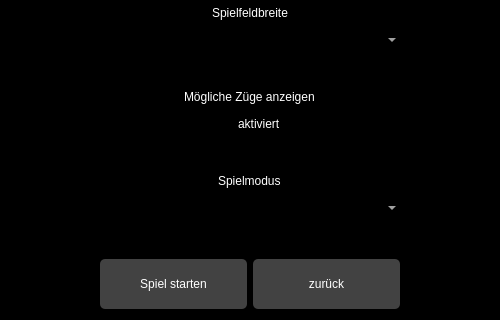
Before: the Qt Designer form pvpwidget.ui in Rhagnur/BelegReversi, drawn with Qt 5; both pictures show x 0 to 500 and y 280 to 600 of the 500 by 600 pixel window.
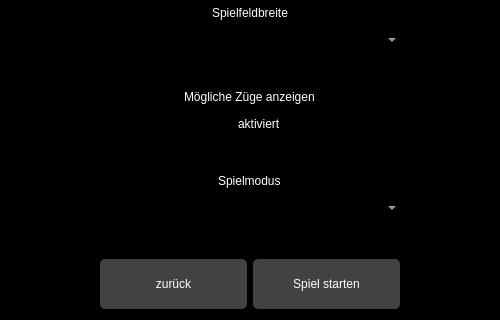
After: the same form once the commit is applied.

The edit to the form file:
```diff
--- a/pvpwidget.ui
+++ b/pvpwidget.ui
@@ -246,7 +246,7 @@
      <item>
       <layout class="QHBoxLayout" name="horizontalLayout_3">
        <item>
-        <widget class="QPushButton" name="pushButton_StartGamePvP">
+        <widget class="QPushButton" name="pushButton_BackPVP">
          <property name="styleSheet">
           <string notr="true">background-color: #424242;
 font: 75 12pt &quot;Verdana&quot;;
@@ -256,12 +256,12 @@
 border-radius: 5px;</string>
          </property>
          <property name="text">
-          <string>Spiel starten</string>
+          <string>zurück</string>
          </property>
         </widget>
        </item>
        <item>
-        <widget class="QPushButton" name="pushButton_BackPVP">
+        <widget class="QPushButton" name="pushButton_StartGamePvP">
          <property name="styleSheet">
           <string notr="true">background-color: #424242;
 font: 75 12pt &quot;Verdana&quot;;
@@ -271,7 +271,7 @@
 border-radius: 5px;</string>
          </property>
          <property name="text">
-          <string>zurück</string>
+          <string>Spiel starten</string>
          </property>
         </widget>
        </item>
```
